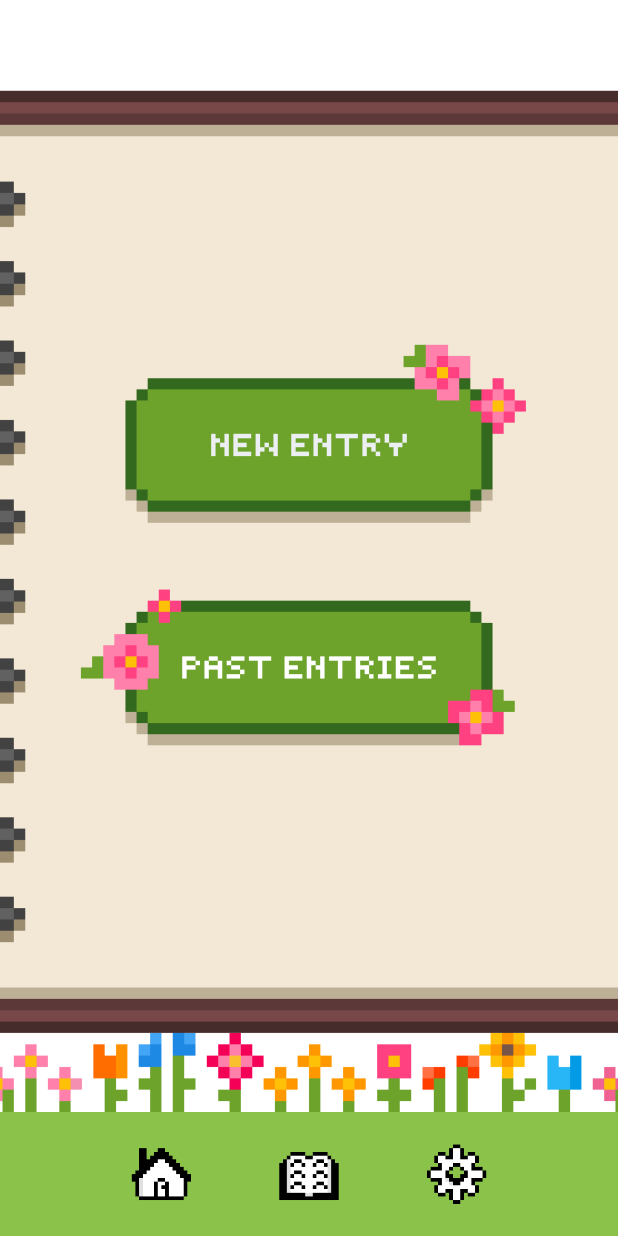
After one commit to sxrah404/updog, a Flutter app: the screen it shows after launch, item 2 of the bottom bar chosen, on a phone screen of 412 x 824 dp. The commit adds this screen. Run offline on Flutter 3.47's test engine with Material 3 defaults, Android fonts, the phone set to English and light mode, and no system bars; our stand-ins replace shared_preferences; missing offline and left inert: desktop_window.

Commit message:
Moved the buttons on the journal to a new file to make individual pages easier to navigate.

```diff
--- /dev/null
+++ b/lib/journal_main.dart
@@ -0,0 +1,35 @@
+import 'package:flutter/material.dart';
+import 'package:provider/provider.dart';
+import 'theme_provider.dart';
+
+class JournalPageMain extends StatelessWidget {
+  const JournalPageMain({super.key});
+
+  @override
+  Widget build(BuildContext context) {
+    final screenHeight = MediaQuery.of(context).size.height;
+
+    return Consumer<ThemeProvider>(
+      builder: (context, themeProvider, _) {
+        return Column(
+          mainAxisAlignment: MainAxisAlignment.center,
+          children: [
+            Image.asset(
+              // turn this into button later
+              'assets/images/new_entry.png',
+              fit: BoxFit.contain,
+              height: screenHeight * 0.18,
+            ),
+            Image.asset(
+              // turn this into button later
+              'assets/images/past_entries.png',
+              fit: BoxFit.contain,
+              height: screenHeight * 0.18,
+            ),
+          ],
+        );
+
+      },
+    );
+  }
+}
```
Also changed, not shown: lib/journal.dart (+2 -21 lines).
